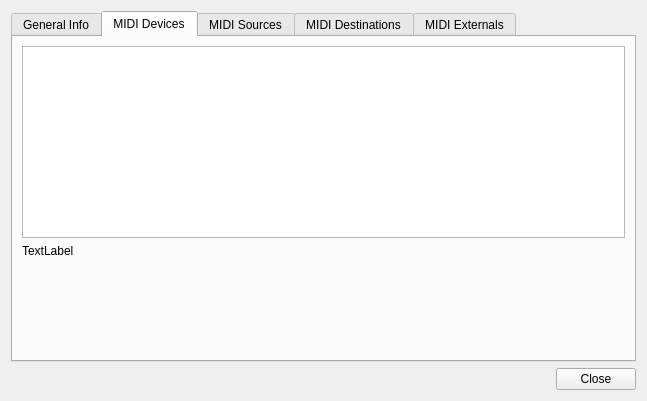
Above: about/about.ui from sslyutov/MeeDee before the change. Below: the same form after it.
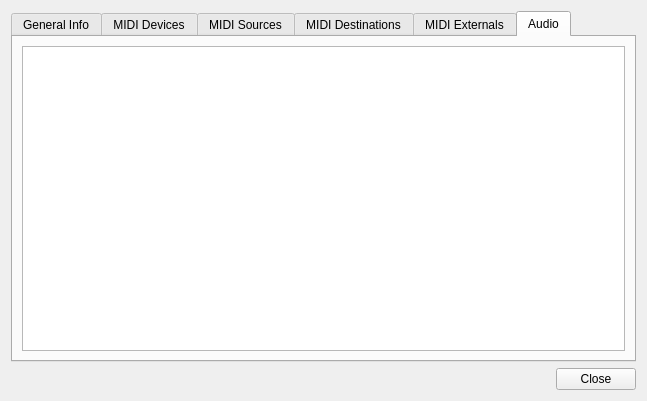
That is the form after the change.

Patch:
```diff
--- a/about/about.ui
+++ b/about/about.ui
@@ -19,7 +19,7 @@
      <item row="0" column="0">
       <widget class="QTabWidget" name="tabWidget">
        <property name="currentIndex">
-        <number>1</number>
+        <number>5</number>
        </property>
        <widget class="QWidget" name="geninfotab">
         <attribute name="title">
@@ -107,6 +107,16 @@
          </item>
         </layout>
        </widget>
+       <widget class="QWidget" name="audiocomptab">
+        <attribute name="title">
+         <string>Audio</string>
+        </attribute>
+        <layout class="QVBoxLayout" name="verticalLayout_7">
+         <item>
+          <widget class="QTableWidget" name="tableAudio"/>
+         </item>
+        </layout>
+       </widget>
       </widget>
      </item>
     </layout>
```
Left out of the diff: 2 changed lines with no effect on the pictures.
